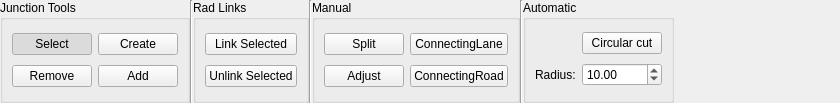
First picture: the form in src/OpenCOVER/DrivingSim/oddlot/src/gui/tools/JunctionRibbon.ui, repository hlrs-vis/covise, before the edit.
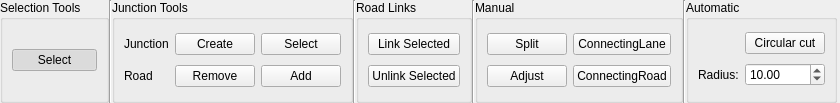
Second picture: the form after the edit.

Commit message: selection tool changed, move several signals and objects

What changed in the file:
```diff
--- a/src/OpenCOVER/DrivingSim/oddlot/src/gui/tools/JunctionRibbon.ui
+++ b/src/OpenCOVER/DrivingSim/oddlot/src/gui/tools/JunctionRibbon.ui
@@ -35,42 +35,45 @@
    <property name="bottomMargin">
     <number>0</number>
    </property>
+   <item>
+    <widget class="QGroupBox" name="selectionBox">
+     <property name="title">
+      <string>Selection Tools</string>
+     </property>
+     <layout class="QGridLayout" name="gridLayout_6">
+      <item row="1" column="0">
+       <widget class="QPushButton" name="select">
+        <property name="text">
+         <string>Select</string>
+        </property>
+        <property name="checkable">
+         <bool>true</bool>
+        </property>
+        <property name="checked">
+         <bool>true</bool>
+        </property>
+       </widget>
+      </item>
+     </layout>
+    </widget>
+   </item>
+   <item>
+    <widget class="Line" name="line_type_2">
+     <property name="orientation">
+      <enum>Qt::Vertical</enum>
+     </property>
+    </widget>
+   </item>
    <item>
     <widget class="QGroupBox" name="crossfallBox">
      <property name="title">
       <string>Junction Tools</string>
      </property>
      <layout class="QGridLayout" name="gridLayout_3">
-      <item row="1" column="0">
-       <widget class="QPushButton" name="junctionRemove">
-        <property name="text">
-         <string>Remove</string>
-        </property>
-        <property name="checkable">
-         <bool>true</bool>
-        </property>
-       </widget>
-      </item>
       <item row="0" column="0">
-       <widget class="QPushButton" name="junctionSelect">
+       <widget class="QLabel" name="label_2">
         <property name="text">
-         <string>Select</string>
-        </property>
-        <property name="checkable">
-         <bool>true</bool>
-        </property>
-        <property name="checked">
-         <bool>true</bool>
-        </property>
-       </widget>
-      </item>
-      <item row="1" column="1">
-       <widget class="QPushButton" name="junctionAdd">
-        <property name="text">
-         <string>Add</string>
-        </property>
-        <property name="checkable">
-         <bool>true</bool>
+         <string>Junction</string>
         </property>
        </widget>
       </item>
@@ -87,6 +90,43 @@
         </property>
        </widget>
       </item>
+      <item row="0" column="2">
+       <widget class="QPushButton" name="junctionSelect">
+        <property name="text">
+         <string>Select</string>
+        </property>
+        <property name="checkable">
+         <bool>true</bool>
+        </property>
+       </widget>
+      </item>
+      <item row="1" column="0">
+       <widget class="QLabel" name="label_3">
+        <property name="text">
+         <string>Road</string>
+        </property>
+       </widget>
+      </item>
+      <item row="1" column="1">
+       <widget class="QPushButton" name="junctionRemove">
+        <property name="text">
+         <string>Remove</string>
+        </property>
+        <property name="checkable">
+         <bool>true</bool>
+        </property>
+       </widget>
+      </item>
+      <item row="1" column="2">
+       <widget class="QPushButton" name="junctionAdd">
+        <property name="text">
+         <string>Add</string>
+        </property>
+        <property name="checkable">
+         <bool>true</bool>
+        </property>
+       </widget>
+      </item>
      </layout>
     </widget>
    </item>
@@ -100,7 +140,7 @@
    <item>
     <widget class="QGroupBox" name="groupBox">
      <property name="title">
-      <string>Rad Links</string>
+      <string>Road Links</string>
      </property>
      <layout class="QGridLayout" name="gridLayout_2">
       <item row="1" column="0">
```
The commit also changes 51 other files.
